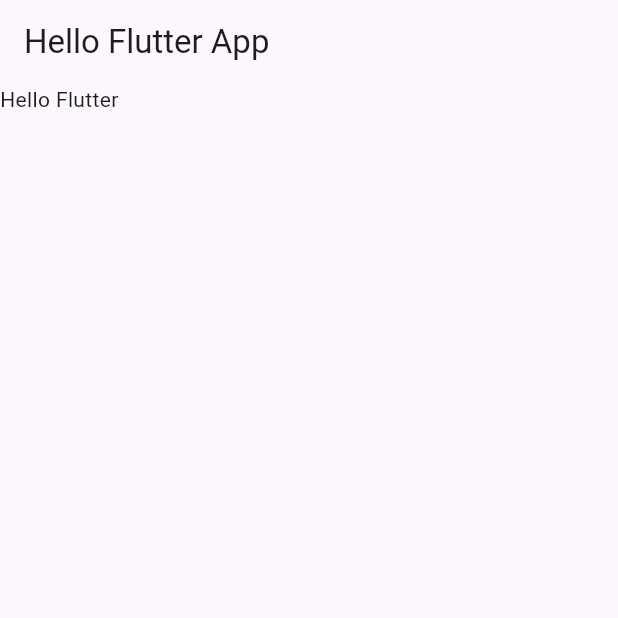
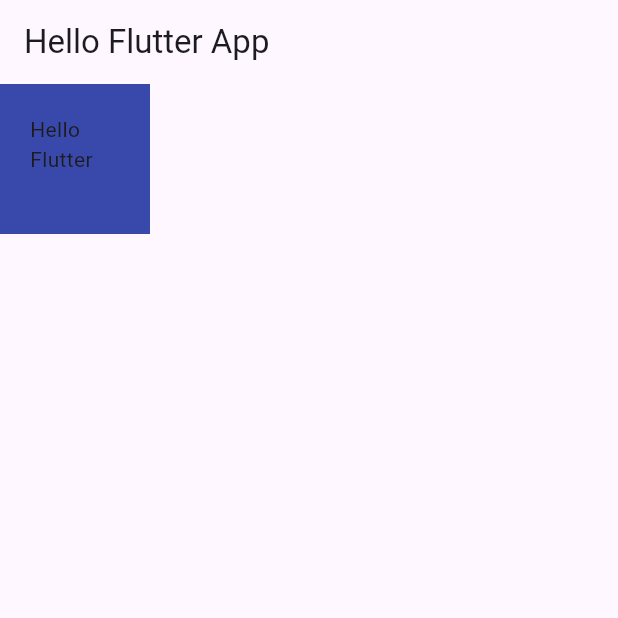
Before and after one commit to fufex3934/helloflutter, a Flutter app: the screen it shows after launch, on a phone screen of 412 x 824 dp, the top half of it. Run offline on Flutter 3.47's test engine with Material 3 defaults, Android fonts, the phone set to English and light mode, and no system bars.

Commit message:
container

```diff
--- a/lib/main.dart
+++ b/lib/main.dart
@@ -14,7 +14,13 @@ class MyApp extends StatelessWidget {
         appBar: AppBar(
           title: Text('Hello Flutter App'),
         ),
-        body: Text('Hello Flutter'),
+        body: Container(
+          padding: EdgeInsets.all(20.0),
+          height: 100,
+          width: 100,
+          color: Colors.indigo[600],
+          child: Text('Hello Flutter'),
+        ),
       ),
     );
   }
```
